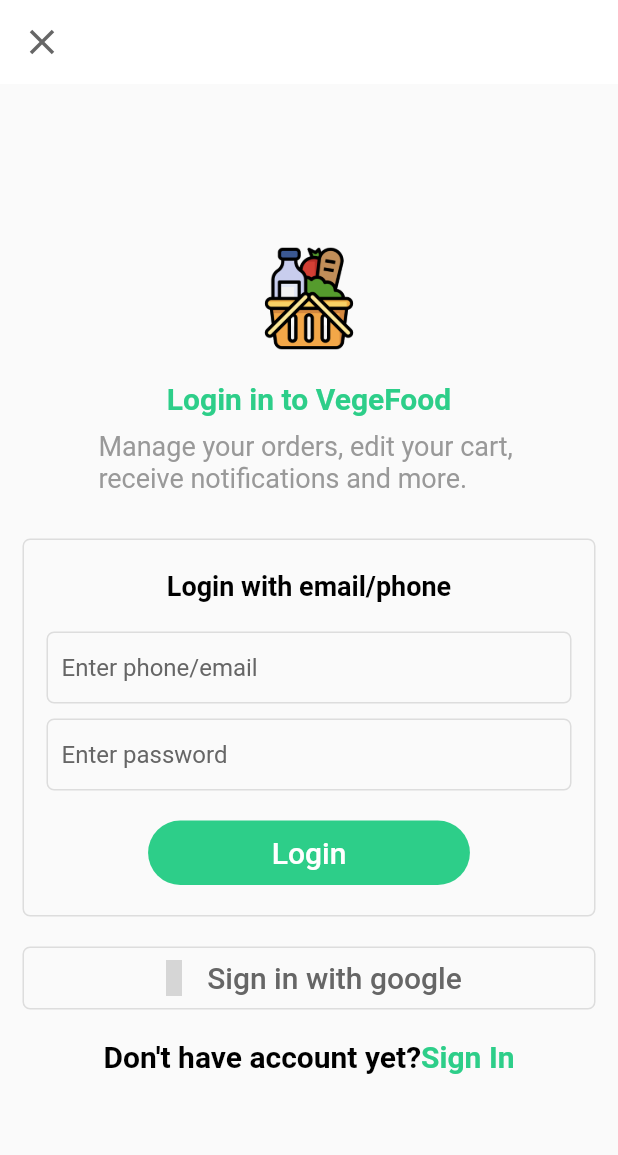
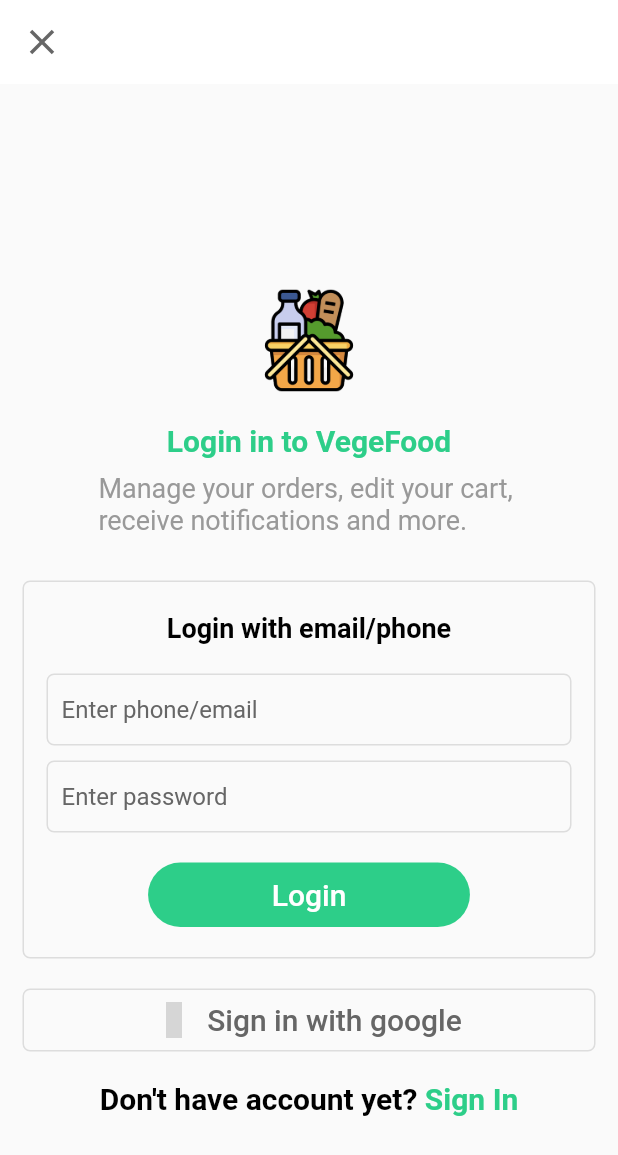
Before and after one commit to ptahsam/vege_food, a Flutter app: the LoginScreen screen opened directly, on a phone screen of 412 x 824 dp. Shown: the top 1155 px of the screen. Run offline on Flutter 3.47's test engine with Material 2 defaults, Android fonts, the phone set to English and light mode, and no system bars; our stand-ins replace extended_image, font_awesome_flutter, material_design_icons_flutter, page_transition; missing offline and left inert: dart:ffi; network calls fail; grey boxes are pictures that could not be loaded.

Commit message:
First Commit

```diff
--- a/lib/auth/login_screen.dart
+++ b/lib/auth/login_screen.dart
@@ -27,7 +27,8 @@ class _LoginScreenState extends State<LoginScreen> {
         ),
         shadowColor: Colors.transparent,
       ),
-      body: Container(
+      body: SingleChildScrollView(
+        child: Container(
           height: MediaQuery.of(context).size.height,
           width: MediaQuery.of(context).size.width,
           padding: EdgeInsets.symmetric(horizontal: 15.0, vertical: 20.0),
@@ -218,6 +219,7 @@ class _LoginScreenState extends State<LoginScreen> {
                         fontSize: 20.0,
                       ),
                     ),
+                    SizedBox(width: 5.0,),
                     Text(
                       "Sign In",
                       style: TextStyle(
@@ -232,6 +234,7 @@ class _LoginScreenState extends State<LoginScreen> {
             ],
           ),
         ),
+      ),
     );
   }
 }
```
Lines whose indentation alone changed are shown as unchanged.
